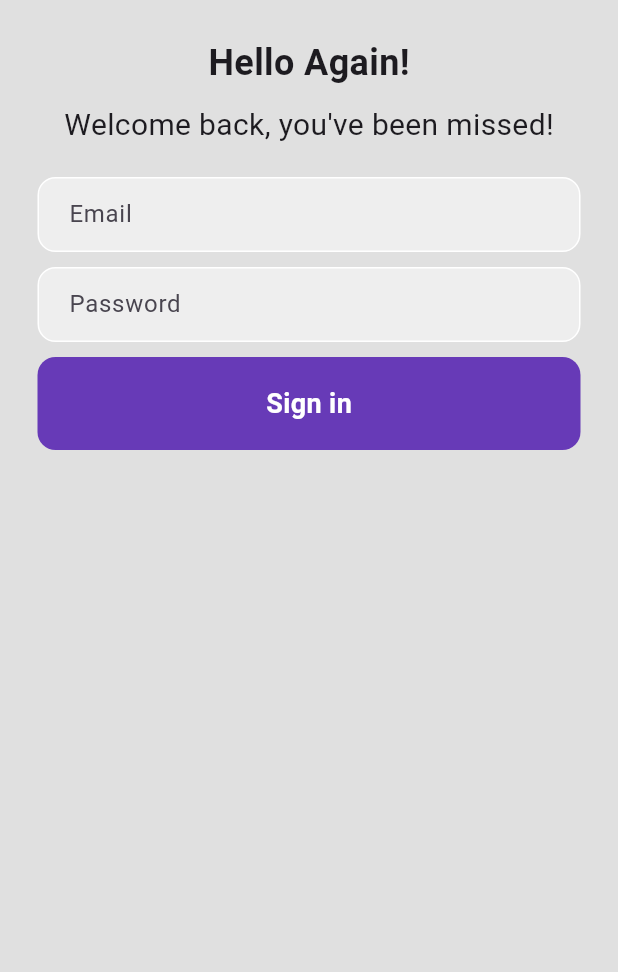
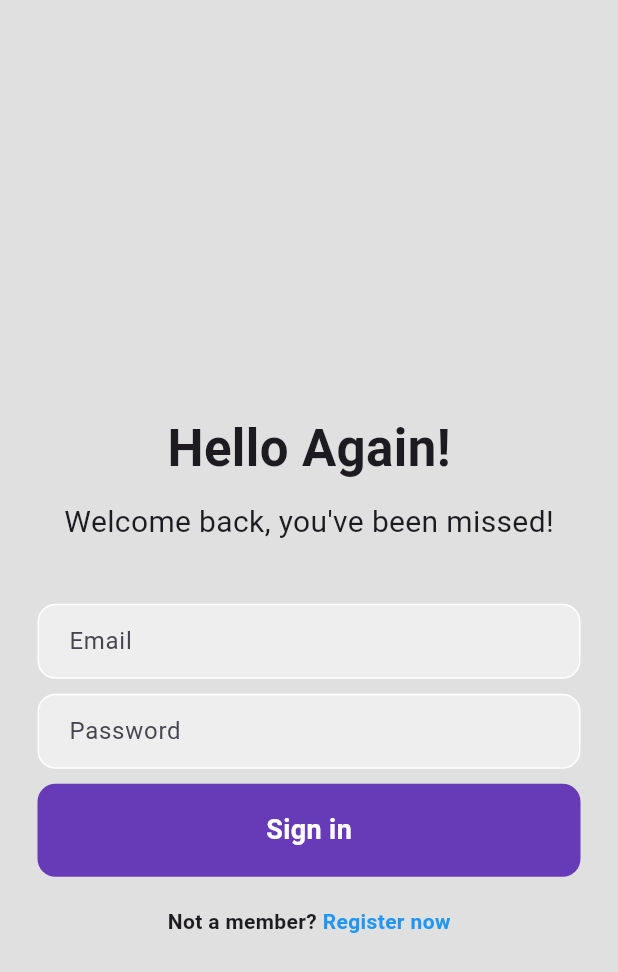
Before and after one commit to rifathosenofficial2023/login_page_02, a Flutter app: the screen it shows after launch, on a phone screen of 412 x 824 dp. Shown: the top 972 px of the screen. Run offline on Flutter 3.47's test engine with Material 3 defaults, Android fonts, the phone set to English and light mode, and no system bars.

Commit message:
ramdom text add

```diff
--- a/lib/login_page.dart
+++ b/lib/login_page.dart
@@ -15,21 +15,22 @@ class _LoginPageState extends State<LoginPage> {
       body: SafeArea(
         child: Center(
           child: Column(
+            mainAxisAlignment: MainAxisAlignment.center,
             children: [
-              SizedBox(height: 25,),
+              SizedBox(height: 75,),
               // Hello again!
 
               Text("Hello Again!",
               style: TextStyle(
                 fontWeight: FontWeight.bold,
-                fontSize: 24,
+                fontSize: 34,
               ),),
               SizedBox(height: 10,),
               Text("Welcome back, you\'ve been missed!",
               style: TextStyle(
                 fontSize: 20,
               ),),
-              SizedBox(height: 20,),
+              SizedBox(height: 40,),
 
               //emaill textfield
               Padding(
@@ -97,9 +98,25 @@ class _LoginPageState extends State<LoginPage> {
                   ),
                 ),
               ),
-              SizedBox(height: 10,),
+              SizedBox(height: 20,),
 
               // not a member? register now
+              Row(
+                mainAxisAlignment: MainAxisAlignment.center,
+                children: [
+                  Text('Not a member?',
+                  style: TextStyle(
+                    fontWeight: FontWeight.bold
+                  ),
+                  ),
+                  Text(' Register now',
+                  style: TextStyle(
+                    color: Colors.blue,
+                    fontWeight: FontWeight.bold
+                  ),
+                  )
+                ],
+              )
 
             ],
           ),
```
